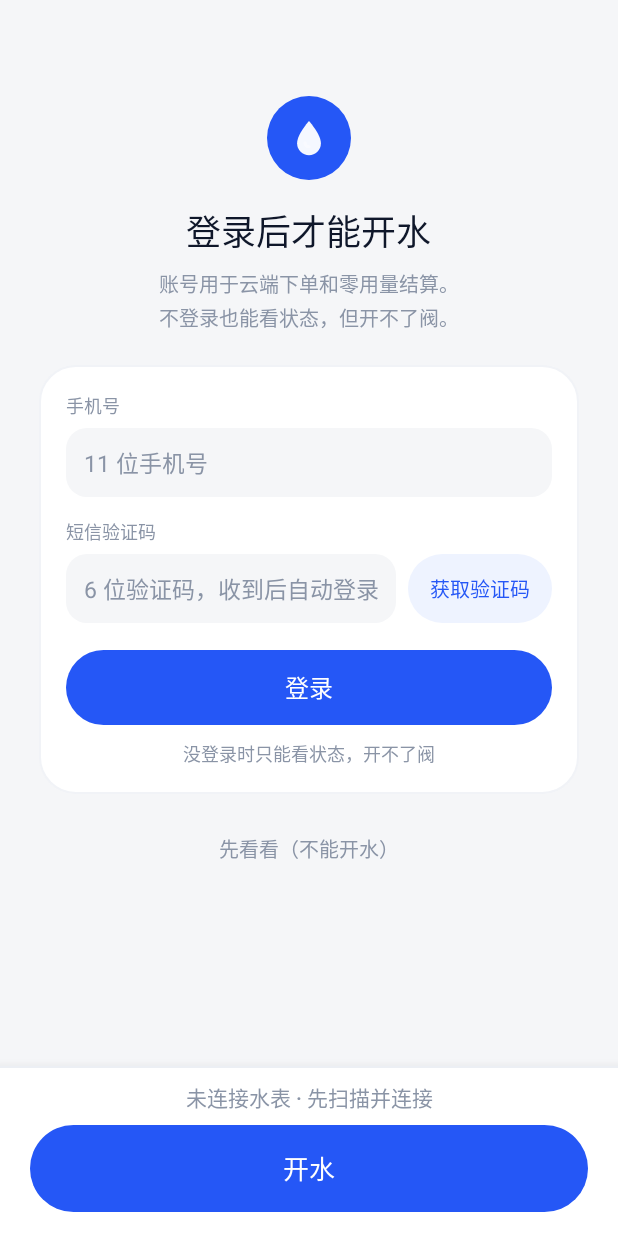
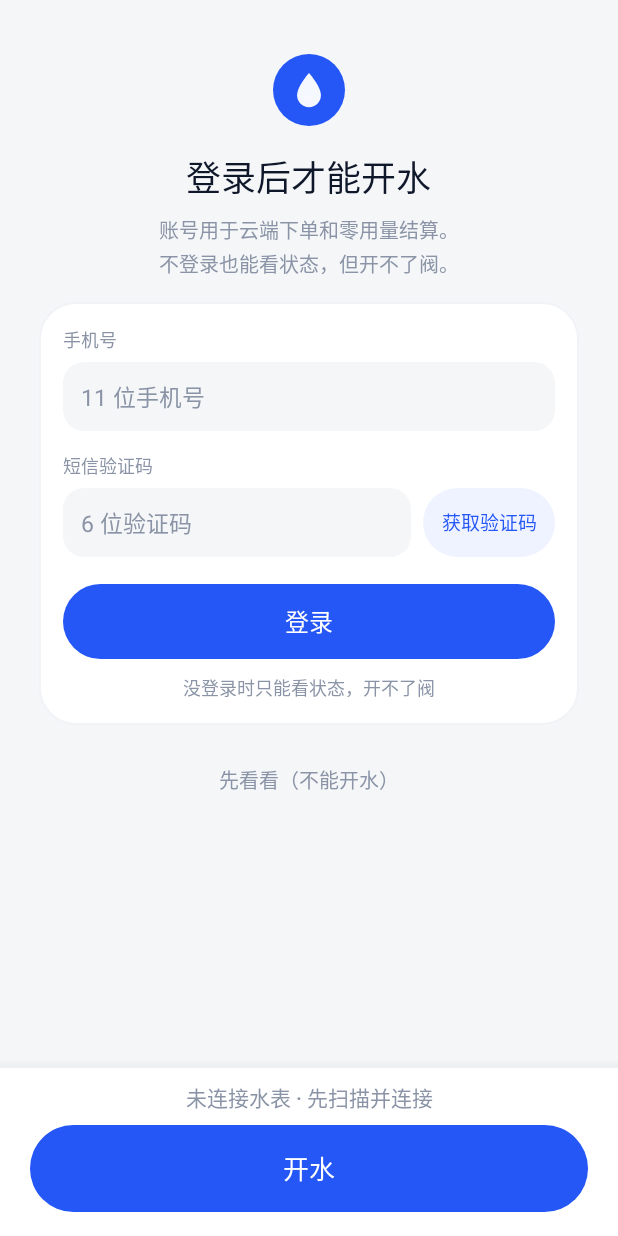
Before and after one commit to lc655254/water-valve-ble, an Android app: the screen it shows after launch (MainActivity), on a phone screen of 412 x 824 dp. Run offline under Robolectric (Android 15) with nearby library versions, the light colour scheme and no system bars; network calls fail.

Commit message:
fix(android): 登录页验证码输入框提示被按钮挤掉（0.7.7）
hint 从「6 位验证码，收到后自动登录」缩成「6 位验证码」；输入框 minWidth 110dp、maxLines 1、ellipsize end；获取验证码按钮 minWidth 96→88dp、字号 13→12.5sp；登录页整体收高（顶部 64→36dp、图标 56→48dp、卡片 padding 18→16dp）。

```diff
--- a/android/app/build.gradle
+++ b/android/app/build.gradle
@@ -10,8 +10,8 @@ android {
         applicationId "com.yg.watervalve"
         minSdk 26
         targetSdk 35
-        versionCode 25
-        versionName "0.7.6"
+        versionCode 26
+        versionName "0.7.7"
     }
 
     buildTypes {
--- a/android/app/src/main/res/layout/activity_main.xml
+++ b/android/app/src/main/res/layout/activity_main.xml
@@ -637,13 +637,13 @@
             android:gravity="center_horizontal"
             android:orientation="vertical"
             android:paddingStart="26dp"
-            android:paddingTop="64dp"
+            android:paddingTop="36dp"
             android:paddingEnd="26dp"
             android:paddingBottom="30dp">
 
             <FrameLayout
-                android:layout_width="56dp"
-                android:layout_height="56dp"
+                android:layout_width="48dp"
+                android:layout_height="48dp"
                 android:background="@drawable/bg_brand_mark">
 
                 <ImageView
@@ -676,10 +676,10 @@
             <LinearLayout
                 android:layout_width="match_parent"
                 android:layout_height="wrap_content"
-                android:layout_marginTop="22dp"
+                android:layout_marginTop="16dp"
                 android:background="@drawable/bg_card"
                 android:orientation="vertical"
-                android:padding="18dp">
+                android:padding="16dp">
 
                 <TextView
                     android:layout_width="wrap_content"
@@ -724,11 +724,14 @@
                         android:layout_height="46dp"
                         android:layout_weight="1"
                         android:background="@drawable/bg_input"
-                        android:hint="6 位验证码，收到后自动登录"
+                        android:ellipsize="end"
+                        android:hint="6 位验证码"
                         android:inputType="number"
                         android:maxLength="6"
+                        android:maxLines="1"
+                        android:minWidth="110dp"
                         android:paddingStart="12dp"
-                        android:paddingEnd="12dp"
+                        android:paddingEnd="10dp"
                         android:textColor="@color/ink"
                         android:textColorHint="@color/muted"
                         android:textSize="15sp" />
@@ -740,12 +743,12 @@
                         android:layout_marginStart="8dp"
                         android:background="@drawable/bg_button_tonal"
                         android:gravity="center"
-                        android:minWidth="96dp"
-                        android:paddingStart="12dp"
-                        android:paddingEnd="12dp"
+                        android:minWidth="88dp"
+                        android:paddingStart="10dp"
+                        android:paddingEnd="10dp"
                         android:text="获取验证码"
                         android:textColor="@color/primary"
-                        android:textSize="13sp" />
+                        android:textSize="12.5sp" />
                 </LinearLayout>
 
                 <Button
```
Also changed, not shown: 1 other file.
